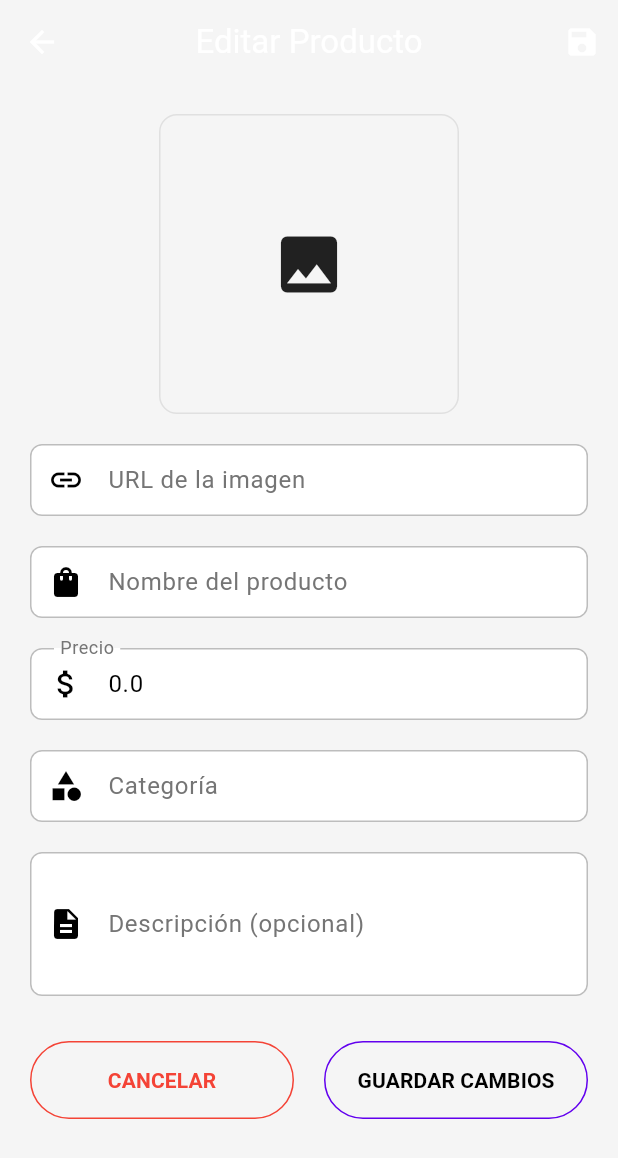
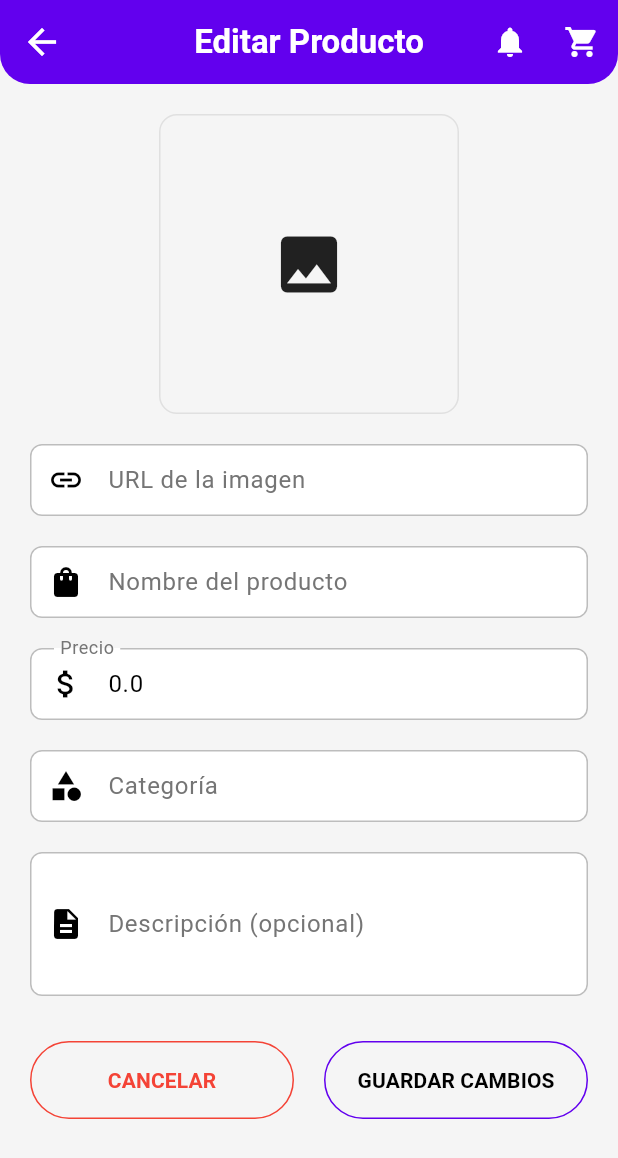
Before and after one commit to Mizael55/TodoEnUno, a Flutter app: the EditProductScreen screen opened directly with empty values, on a phone screen of 412 x 824 dp. Shown: the top 1158 px of the screen. Run offline on Flutter 3.47's test engine with Material 3 defaults, Android fonts, the phone set to English and light mode, and no system bars; our stand-ins replace bloc, cached_network_image, cloud_firestore, equatable, firebase_auth, firebase_core and 4 more; accounts and stored records are empty.

Commit message:
WIP update screen

```diff
--- a/lib/presentation/screen/editproduct.dart
+++ b/lib/presentation/screen/editproduct.dart
@@ -1,6 +1,8 @@
 import 'package:flutter/material.dart';
 import 'package:store/models/models.dart';
 import 'package:store/theme/app_colors.dart';
+
+import '../../utils/utils.dart';
 
 class EditProductScreen extends StatefulWidget {
   final Product product;
@@ -48,10 +50,32 @@ class _EditProductScreenState extends State<EditProductScreen> {
   Widget build(BuildContext context) {
     return Scaffold(
       appBar: AppBar(
-        title: const Text('Editar Producto'),
-        centerTitle: true,
+        title: const Text(
+          'Editar Producto',
+          style: TextStyle(
+            fontWeight: FontWeight.bold,
+            fontSize: 22,
+            color: Colors.white,
+          ),
+        ),
+        backgroundColor: AppColors.secondary,
+        automaticallyImplyLeading: false,
+        leading: IconButton(
+          icon: const Icon(Icons.arrow_back, size: 28),
+          color: AppColors.iconPrimary,
+          onPressed: () => Navigator.of(context).pop(),
+        ),
+
+        // ignore: deprecated_member_use
+        shadowColor: AppColors.secondary.withOpacity(0.5),
+        shape: const RoundedRectangleBorder(
+          borderRadius: BorderRadius.vertical(bottom: Radius.circular(20)),
+        ),
         actions: [
-          IconButton(icon: const Icon(Icons.save), onPressed: _saveChanges),
+          // Botón de notificaciones (opcional)
+          IconButton(icon: const Icon(Icons.notifications), onPressed: () {}),
+          // Botón de carrito (opcional)
+          IconButton(icon: const Icon(Icons.shopping_cart), onPressed: () {}),
         ],
       ),
       body: SingleChildScrollView(
@@ -70,6 +94,8 @@ class _EditProductScreenState extends State<EditProductScreen> {
                     borderRadius: BorderRadius.circular(12),
                     border: Border.all(color: Colors.grey.shade300),
                   ),
+                  child: Hero(
+                    tag: 'product-image-${widget.product.id}',
                     child: ClipRRect(
                       borderRadius: BorderRadius.circular(12),
                       child: _imageUrlController.text.isNotEmpty
@@ -95,100 +121,49 @@ class _EditProductScreenState extends State<EditProductScreen> {
                     ),
                   ),
                 ),
+              ),
               const SizedBox(height: 20),
 
               // Campo URL de la imagen
-              TextFormField(
+              CustomTextInput(
                 controller: _imageUrlController,
-                decoration: InputDecoration(
-                  labelText: 'URL de la imagen',
-                  prefixIcon: const Icon(Icons.link),
-                  border: OutlineInputBorder(
-                    borderRadius: BorderRadius.circular(10),
-                  ),
-                ),
-                keyboardType: TextInputType.url,
-                validator: (value) {
-                  if (value == null || value.isEmpty) {
-                    return 'Por favor ingresa una URL';
-                  }
-                  return null;
-                },
+                label: 'URL de la imagen',
+                prefixIcon: Icons.link,
+                inputType: CustomInputType.text,
                 onChanged: (value) => setState(() {}),
               ),
               const SizedBox(height: 20),
 
               // Campo Nombre
-              TextFormField(
+              CustomTextInput(
                 controller: _nameController,
-                decoration: InputDecoration(
-                  labelText: 'Nombre del producto',
-                  prefixIcon: const Icon(Icons.shopping_bag),
-                  border: OutlineInputBorder(
-                    borderRadius: BorderRadius.circular(10),
-                  ),
-                ),
-                validator: (value) {
-                  if (value == null || value.isEmpty) {
-                    return 'Por favor ingresa un nombre';
-                  }
-                  return null;
-                },
+                label: 'Nombre del producto',
+                prefixIcon: Icons.shopping_bag,
               ),
               const SizedBox(height: 20),
 
               // Campo Precio
-              TextFormField(
+              CustomTextInput(
                 controller: _priceController,
-                decoration: InputDecoration(
-                  labelText: 'Precio',
-                  prefixIcon: const Icon(Icons.attach_money),
-                  border: OutlineInputBorder(
-                    borderRadius: BorderRadius.circular(10),
-                  ),
-                ),
-                keyboardType: TextInputType.numberWithOptions(decimal: true),
-                validator: (value) {
-                  if (value == null || value.isEmpty) {
-                    return 'Por favor ingresa un precio';
-                  }
-                  if (double.tryParse(value) == null) {
-                    return 'Ingresa un número válido';
-                  }
-                  return null;
-                },
+                label: 'Precio',
+                prefixIcon: Icons.attach_money,
+                inputType: CustomInputType.number,
               ),
               const SizedBox(height: 20),
 
               // Campo Categoría
-              TextFormField(
+              CustomTextInput(
                 controller: _categoryController,
-                decoration: InputDecoration(
-                  labelText: 'Categoría',
-                  prefixIcon: const Icon(Icons.category),
-                  border: OutlineInputBorder(
-                    borderRadius: BorderRadius.circular(10),
-                  ),
-                ),
-                validator: (value) {
-                  if (value == null || value.isEmpty) {
-                    return 'Por favor ingresa una categoría';
-                  }
-                  return null;
-                },
+                label: 'Categoría',
+                prefixIcon: Icons.category,
               ),
               const SizedBox(height: 20),
 
               // Campo Descripción
-              TextFormField(
+              CustomTextInput(
                 controller: _descriptionController,
-                decoration: InputDecoration(
-                  labelText: 'Descripción (opcional)',
-                  prefixIcon: const Icon(Icons.description),
-                  border: OutlineInputBorder(
-                    borderRadius: BorderRadius.circular(10),
-                  ),
-                ),
+                label: 'Descripción (opcional)',
+                prefixIcon: Icons.description,
                 maxLines: 3,
               ),
               const SizedBox(height: 30),
```
Lines whose indentation alone changed are shown as unchanged.
